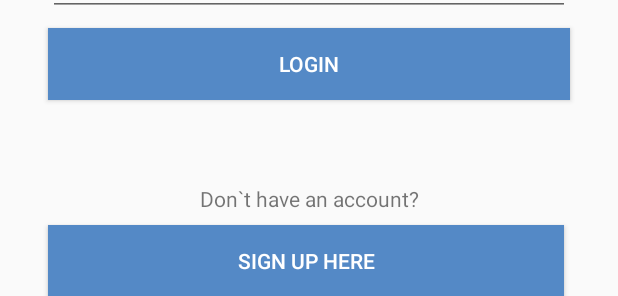
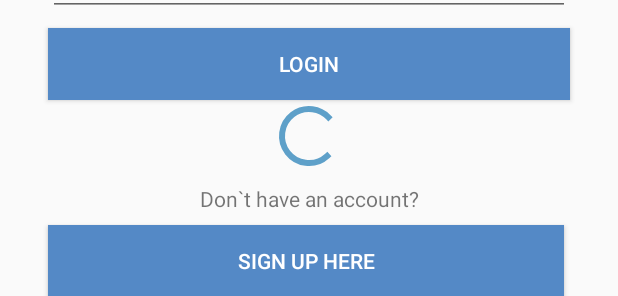
Before and after one commit to Googa92/Smack, an Android app: the layout activity_login.xml on its own in the app's theme, with its tools: preview values and no code run, on a phone screen of 412 x 824 dp. Shown: the part 180-476 px from the top of the screen. Run offline under Robolectric (Android 15) with nearby library versions, the phone set to English and light mode, and no system bars.

```diff
--- a/app/src/main/res/layout/activity_login.xml
+++ b/app/src/main/res/layout/activity_login.xml
@@ -75,4 +75,15 @@
         app:layout_constraintEnd_toEndOf="parent"
         app:layout_constraintStart_toStartOf="parent"
         app:layout_constraintTop_toBottomOf="@+id/textView" />
+
+    <ProgressBar
+        android:id="@+id/loginSpinner"
+        style="?android:attr/progressBarStyle"
+        android:layout_width="wrap_content"
+        android:layout_height="wrap_content"
+        android:layout_marginBottom="8dp"
+        app:layout_constraintBottom_toTopOf="@+id/textView"
+        app:layout_constraintEnd_toEndOf="parent"
+        app:layout_constraintHorizontal_bias="0.5"
+        app:layout_constraintStart_toStartOf="parent" />
 </android.support.constraint.ConstraintLayout>
```
Also changed, not shown: app/src/main/java/com/example/yahor/smack/Controller/LoginActivity.kt (+50 -7 lines).
